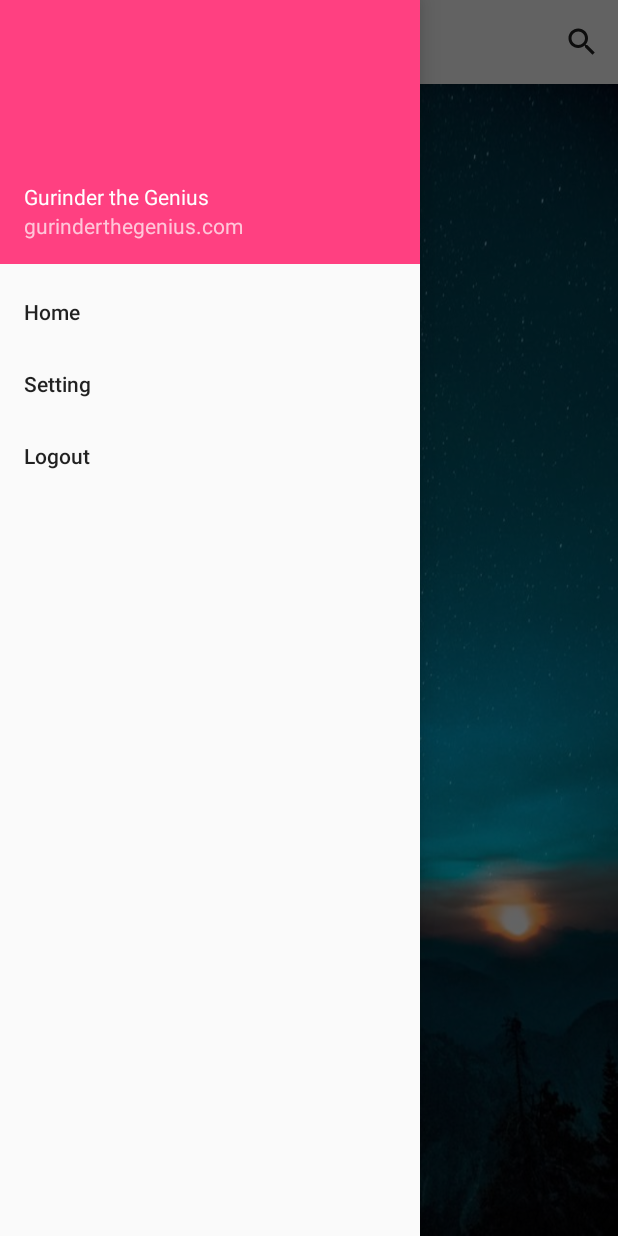
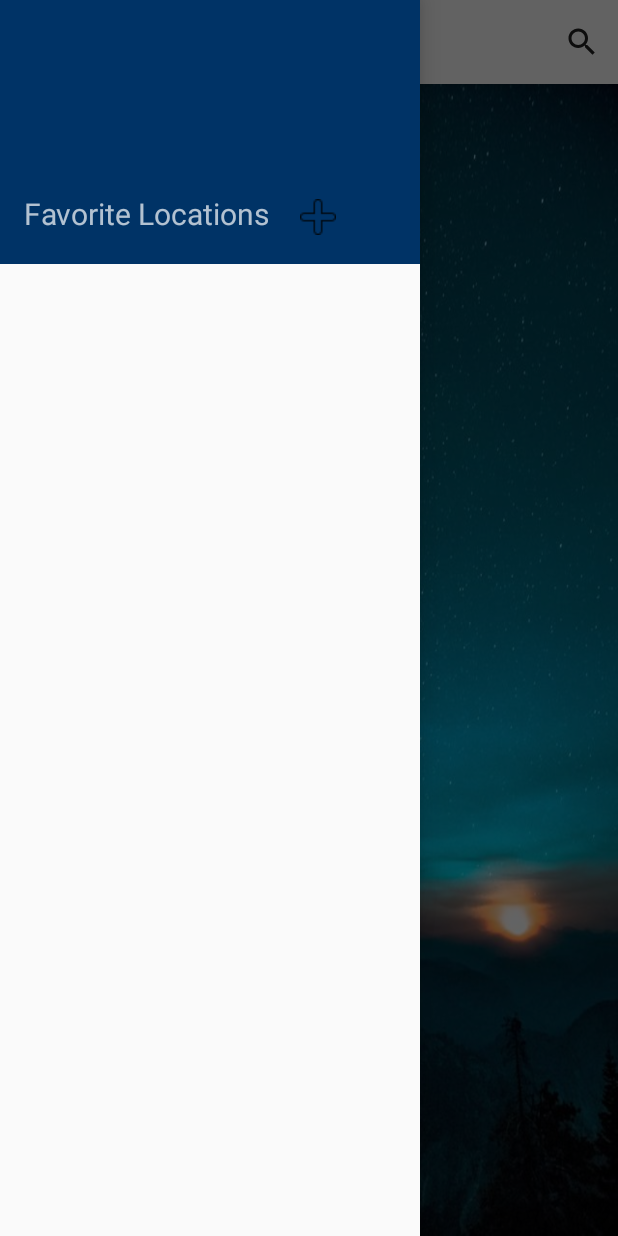
Before and after one commit to geeksnet22/TheWeatherApp, an Android app: the screen it shows after launch (MainActivity), with the side drawer open, on a phone screen of 412 x 824 dp. Run offline under Robolectric (Android 15) with nearby library versions, the phone set to English and light mode, and no system bars; 2 statements that could not run were skipped.

Commit message:
add support for saving favorite locations and making each saved locaiton browsable after clicking

```diff
--- a/app/build.gradle
+++ b/app/build.gradle
@@ -35,6 +35,9 @@ dependencies {
     implementation "androidx.drawerlayout:drawerlayout:1.0.0"
 
 
+    implementation 'androidx.navigation:navigation-fragment:2.2.1'
+    implementation 'androidx.navigation:navigation-ui:2.2.1'
+    implementation 'androidx.lifecycle:lifecycle-extensions:2.0.0'
     testImplementation 'junit:junit:4.12'
 
 }
--- a/app/src/main/java/com/example/android/whatstheweather/activities/MainActivity.java
+++ b/app/src/main/java/com/example/android/whatstheweather/activities/MainActivity.java
@@ -7,6 +7,7 @@ import android.location.Geocoder;
 import android.location.Location;
 import android.location.LocationManager;
 import android.os.Bundle;
+import android.text.Layout;
 import android.util.Pair;
 import android.view.Menu;
 import android.view.MenuInflater;
@@ -14,6 +15,8 @@ import android.view.MenuItem;
 import android.view.View;
 import android.widget.AdapterView;
 import android.widget.ArrayAdapter;
+import android.widget.ImageView;
+import android.widget.LinearLayout;
 import android.widget.ListView;
 import android.widget.SearchView;
 import android.widget.TextView;
@@ -49,18 +52,29 @@ import java.util.concurrent.ExecutionException;
 
 public class MainActivity extends AppCompatActivity implements NavigationView.OnNavigationItemSelectedListener {
 
+    private Geocoder geocoder;
+
     private DrawerLayout drawer;
     private ActionBarDrawerToggle toggle;
 
     private List<String> locationSuggestionsList;
-    private ArrayAdapter adapter;
+    private ArrayAdapter suggestedLocationsAdaptor;
+
+    private List<String> favLocationsList;
+    private ArrayAdapter favLocationsAdaptor;
 
     private ListView suggestedLocationsView;
+
+    private ListView favLocationsView;
+
+    private boolean addToFavorites;
 
     @Override
     protected void onCreate(@Nullable Bundle savedInstanceState) {
         super.onCreate(savedInstanceState);
         setContentView(R.layout.activity_main);
+
+         geocoder = new Geocoder(this);
 
         try {
             if (JSONFileReader.locationMap.isEmpty()){
@@ -79,11 +93,33 @@ public class MainActivity extends AppCompatActivity implements NavigationView.On
         NavigationView navigationView = findViewById(R.id.nav_view);
         navigationView.setNavigationItemSelectedListener(this);
 
+        addToFavorites = false;
+
         locationSuggestionsList = new ArrayList<>();
-        adapter = new ArrayAdapter<String>(this, android.R.layout.simple_list_item_1, locationSuggestionsList);
+        suggestedLocationsAdaptor = new ArrayAdapter<String>(this, android.R.layout.simple_list_item_1, locationSuggestionsList);
+        suggestedLocationsView = findViewById(R.id.locationsList);
+        suggestedLocationsView.setAdapter(suggestedLocationsAdaptor);
+        suggestedLocationsView.setVisibility(View.INVISIBLE);
 
-        suggestedLocationsView = findViewById(R.id.locationsList);
-        suggestedLocationsView.setVisibility(View.INVISIBLE);
+        favLocationsList = new ArrayList<String>();
+        favLocationsAdaptor = new ArrayAdapter<String>(this, android.R.layout.simple_list_item_1, favLocationsList);
+        favLocationsView = findViewById(R.id.favLocationsList);
+        favLocationsView.setAdapter(favLocationsAdaptor);
+
+        final Context context = this;
+        favLocationsView.setOnItemClickListener(new AdapterView.OnItemClickListener() {
+            @Override
+            public void onItemClick(AdapterView<?> parent, View view, int position, long id) {
+                Intent intent = new Intent(context, SearchedLocationActivity.class);
+                try {
+                    String rawData = getRawDataFromLocationName(favLocationsView.getItemAtPosition(position).toString());
+                    intent.putExtra("rawData", rawData);
+                    startActivity(intent);
+                } catch (ExecutionException | InterruptedException | IOException e) {
+                    e.printStackTrace();
+                }
+            }
+        });
 
         /* setup location services */
         LocationServices locationServices = new LocationServices((LocationManager) this.getSystemService(Context.LOCATION_SERVICE));
@@ -110,6 +146,7 @@ public class MainActivity extends AppCompatActivity implements NavigationView.On
             }
             catch ( ExecutionException | InterruptedException | JSONException | IOException e) {
                 e.printStackTrace();
+                Toast.makeText(this, "Internet not available.", Toast.LENGTH_SHORT).show();
             }
         }
         else {
@@ -121,11 +158,25 @@ public class MainActivity extends AppCompatActivity implements NavigationView.On
 
     @Override
     public boolean onCreateOptionsMenu(Menu menu) {
-        final Context context = this;
         MenuInflater inflater = getMenuInflater();
         inflater.inflate(R.menu.search_menu, menu);
         MenuItem searchViewItem = menu.findItem(R.id.app_bar_search);
         final SearchView searchView = (SearchView) searchViewItem.getActionView();
+        searchView.setOnClickListener(new View.OnClickListener() {
+            @Override
+            public void onClick(View v) {
+                ((SearchView)v).setIconified(false);
+            }
+        });
+
+        findViewById(R.id.addLocation).setOnClickListener(new View.OnClickListener() {
+            @Override
+            public void onClick(View v) {
+                drawer.closeDrawer(GravityCompat.START);
+                findViewById(R.id.app_bar_search).callOnClick();
+                addToFavorites = true;
+            }
+        });
 
         setupLocationSearch(searchView, this);
 
@@ -135,7 +186,6 @@ public class MainActivity extends AppCompatActivity implements NavigationView.On
                 searchView.setQuery(suggestedLocationsView.getItemAtPosition(position).toString(), false);
             }
         });
-        suggestedLocationsView.setAdapter(adapter);
 
         return super.onCreateOptionsMenu(menu);
     }
@@ -163,27 +213,28 @@ public class MainActivity extends AppCompatActivity implements NavigationView.On
         return false;
     }
 
-    private void setupLocationSearch(SearchView searchView, final Context context) {
+    private void setupLocationSearch(final SearchView searchView, final Context context) {
         searchView.setOnQueryTextListener(new SearchView.OnQueryTextListener() {
             @Override
             public boolean onQueryTextSubmit(String query) {
-                Geocoder geocoder = new Geocoder(context);
+                searchView.setQuery("", false);
                 try {
-                    List<Address> addresses = geocoder.getFromLocationName(query, 1);
-                    String rawData;
-                    if (addresses.size() > 0) {
-                        Address address = geocoder.getFromLocationName(query, 1).get(0);
-                        rawData = ExtractData.extractData(address.getLatitude(), address.getLongitude());
-                    }
-                    else if (JSONFileReader.locationMap.containsKey(query)) {
-                        Coordinates coordinates = JSONFileReader.locationMap.get(query);
-                        rawData = ExtractData.extractData(coordinates.latitude, coordinates.longitude);
-                    }
-                    else {
+                    String rawData = getRawDataFromLocationName(query);
+                    if (rawData == null) {
                         Toast.makeText(context, "Location not found. Please provide more information (eg. country name).", Toast.LENGTH_SHORT).show();
                         return true;
                     }
                     suggestedLocationsView.setVisibility(View.INVISIBLE);
+
+                    if ( addToFavorites ) {
+                        addToFavorites = false;
+                        favLocationsList.add(query);
+                        favLocationsAdaptor.notifyDataSetChanged();
+                        Toast.makeText(context, "Location added to favorites.", Toast.LENGTH_SHORT).show();
+                        drawer.openDrawer(GravityCompat.START);
+                        return false;
+                    }
+
                     Intent searchedLocationIntent = new Intent(context, SearchedLocationActivity.class);
                     searchedLocationIntent.putExtra("rawData", rawData);
                     startActivity(searchedLocationIntent);
@@ -204,11 +255,11 @@ public class MainActivity extends AppCompatActivity implements NavigationView.On
                     suggestedLocationsView.setVisibility(View.VISIBLE);
                 }
                 locationSuggestionsList.clear();
-                adapter.notifyDataSetChanged();
+                suggestedLocationsAdaptor.notifyDataSetChanged();
                 for (Map.Entry<String, Coordinates> e: JSONFileReader.locationMap.entrySet()) {
                     if (e.getKey().startsWith(newText)) {
                         locationSuggestionsList.add(e.getKey());
-                        adapter.notifyDataSetChanged();
+                        suggestedLocationsAdaptor.notifyDataSetChanged();
                     }
                 }
                 return false;
@@ -216,4 +267,16 @@ public class MainActivity extends AppCompatActivity implements NavigationView.On
         });
     }
 
+    private String getRawDataFromLocationName(String locationname) throws ExecutionException, InterruptedException, IOException {
+        List<Address> addresses = geocoder.getFromLocationName(locationname, 1);
+        if (addresses.size() > 0) {
+            Address address = geocoder.getFromLocationName(locationname, 1).get(0);
+            return ExtractData.extractData(address.getLatitude(), address.getLongitude());
+        }
+        else if (JSONFileReader.locationMap.containsKey(locationname)) {
+            Coordinates coordinates = JSONFileReader.locationMap.get(locationname);
+            return ExtractData.extractData(coordinates.latitude, coordinates.longitude);
+        }
+        return null;
+    }
 }
--- a/app/src/main/java/com/example/android/whatstheweather/utils/DataLayoutSetter.java
+++ b/app/src/main/java/com/example/android/whatstheweather/utils/DataLayoutSetter.java
@@ -21,7 +21,6 @@ import java.util.List;
 public class DataLayoutSetter {
 
     public static void setDataLayout(Activity activity, Context context, CurrentData currentData, HourlyData hourlyData, DailyData dailyData) {
-        System.out.println("GSB temperature: " + currentData.temperature);
         setupCurrentInfoLayout(activity, currentData);
         setupHourlyInfoLayout(activity, context, hourlyData);
         setupDailyInfoLayout(activity, context, dailyData);
--- a/app/src/main/java/com/example/android/whatstheweather/utils/LocationServices.java
+++ b/app/src/main/java/com/example/android/whatstheweather/utils/LocationServices.java
@@ -29,7 +29,7 @@ public class LocationServices {
         if (activity.checkSelfPermission(Manifest.permission.ACCESS_FINE_LOCATION) == PackageManager.PERMISSION_GRANTED) {
             return this.locationManager.getLastKnownLocation(LocationManager.GPS_PROVIDER);
         }
-        return null;
+        return this.locationManager.getLastKnownLocation(LocationManager.GPS_PROVIDER);
     }
 
 
--- a/app/src/main/java/com/example/android/whatstheweather/utils/WeatherIconSelector.java
+++ b/app/src/main/java/com/example/android/whatstheweather/utils/WeatherIconSelector.java
@@ -5,7 +5,6 @@ import com.example.android.whatstheweather.R;
 public class WeatherIconSelector {
 
     public static int getWeatherIcon(String iconDesc) {
-        System.out.println("GSB weather: " + iconDesc);
         int weatherIcon;
         switch (iconDesc) {
             case "clear-day":
--- a/app/src/main/res/layout/activity_main.xml
+++ b/app/src/main/res/layout/activity_main.xml
@@ -31,9 +31,25 @@
         android:id="@+id/nav_view"
         android:layout_width="wrap_content"
         android:layout_height="match_parent"
-        app:menu="@menu/nav_menu"
         android:layout_gravity="start"
         android:fitsSystemWindows="true"
-        app:headerLayout="@layout/nav_header"/>
+        app:headerLayout="@layout/nav_header">
+
+        <LinearLayout
+            android:layout_width="match_parent"
+            android:layout_height="match_parent"
+            android:orientation="vertical">
+
+            <include layout="@layout/nav_header"/>
+
+            <ListView
+                android:id="@+id/favLocationsList"
+                android:layout_width="match_parent"
+                android:layout_height="0dp"
+                android:layout_weight="1"/>
+
+        </LinearLayout>
+
+    </com.google.android.material.navigation.NavigationView>
 
 </androidx.drawerlayout.widget.DrawerLayout>
--- a/app/src/main/res/layout/nav_header.xml
+++ b/app/src/main/res/layout/nav_header.xml
@@ -1,28 +1,33 @@
 <?xml version="1.0" encoding="utf-8"?>
-<LinearLayout xmlns:android="http://schemas.android.com/apk/res/android"
+<androidx.constraintlayout.widget.ConstraintLayout xmlns:android="http://schemas.android.com/apk/res/android"
+    xmlns:app="http://schemas.android.com/apk/res-auto"
+    xmlns:tools="http://schemas.android.com/tools"
     android:orientation="vertical"
     android:layout_width="match_parent"
     android:layout_height="176dp"
     android:padding="16dp"
     android:theme="@style/ThemeOverlay.AppCompat.Dark"
-    android:background="@color/colorAccent"
+    android:background="@color/darkBlue"
     android:gravity="bottom">
 
-    <ImageView
+    <TextView
+        android:id="@+id/textView"
         android:layout_width="wrap_content"
         android:layout_height="wrap_content"
-        android:src="@mipmap/ic_launcher_round"/>
+        android:paddingBottom="4dp"
+        android:textSize="20dp"
+        android:text="Favorite Locations"
+        app:layout_constraintBottom_toBottomOf="parent"
+        app:layout_constraintStart_toStartOf="parent" />
 
-    <TextView
+    <ImageView
+        android:id="@+id/addLocation"
         android:layout_width="wrap_content"
         android:layout_height="wrap_content"
-        android:paddingTop="8dp"
-        android:text="Gurinder the Genius"
-        android:textAppearance="@style/TextAppearance.AppCompat.Body1"/>
+        android:layout_marginStart="20dp"
+        android:src="@drawable/plus"
+        app:layout_constraintBottom_toBottomOf="@+id/textView"
+        app:layout_constraintStart_toEndOf="@+id/textView"
+        app:layout_constraintTop_toTopOf="@+id/textView" />
 
-    <TextView
-        android:layout_width="wrap_content"
-        android:layout_height="wrap_content"
-        android:text="gurinderthegenius.com"/>
-
-</LinearLayout>
+</androidx.constraintlayout.widget.ConstraintLayout>
--- a/app/src/main/res/values/colors.xml
+++ b/app/src/main/res/values/colors.xml
@@ -5,4 +5,5 @@
     <color name="colorAccent">#FF4081</color>
     <color name="white">#FFFFFF</color>
     <color name="skyBlue">#00CCFF</color>
+    <color name="darkBlue">#003366</color>
 </resources>
--- a/app/src/main/res/values/strings.xml
+++ b/app/src/main/res/values/strings.xml
@@ -5,4 +5,8 @@
     <string name="min_max_temp">%1$s - %2$s</string>
     <string name="navigation_drawer_open">Open navigation drawer</string>
     <string name="navigation_drawer_close">Close navigation drawer</string>
+    <string name="title_activity_bottom_navigation">BottomNavigationActivity</string>
+    <string name="title_home">Home</string>
+    <string name="title_dashboard">Dashboard</string>
+    <string name="title_notifications">Notifications</string>
 </resources>
```
Also changed, not shown: app/src/main/AndroidManifest.xml (+8 -9 lines), app/src/main/java/com/example/android/whatstheweather/activities/SearchedLocationActivity.java (+5 -10 lines), app/src/main/java/com/example/android/whatstheweather/utils/LocationDataProcessor.java (+0 -10 lines), app/src/main/res/drawable/ic_home_black_24dp.xml (added, +9 -0 lines), app/src/main/res/drawable/ic_notifications_black_24dp.xml (added, +9 -0 lines), app/src/main/res/drawable-v24/plus.png (added).
